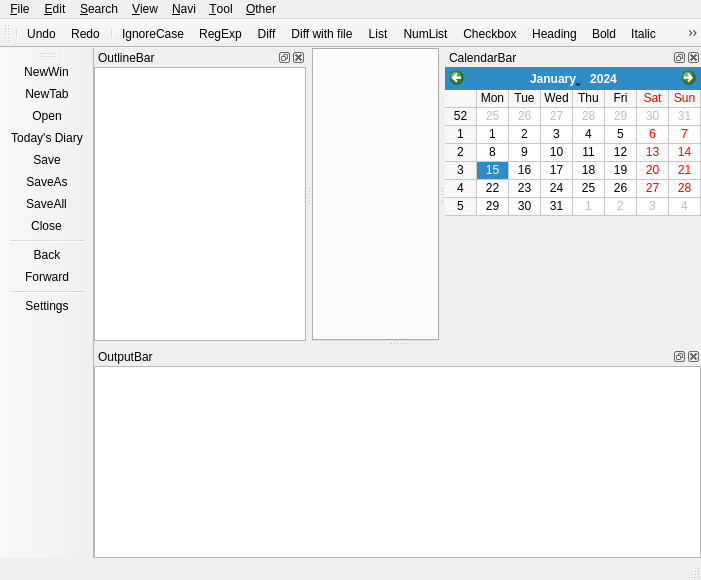
Before: the Qt Designer form viMarkdown/src/MainWindow.ui in vivisuke/viMarkdown, drawn with Qt 5.
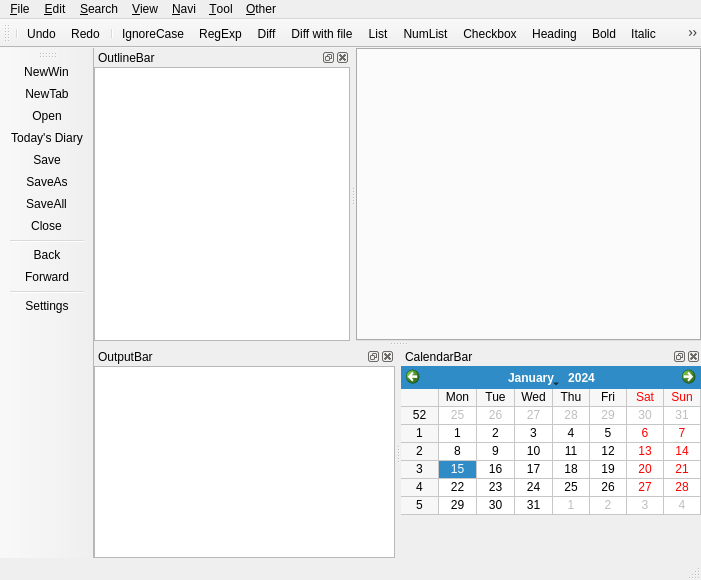
After: the same form once the commit is applied. Icons and pictures are not drawn. Custom widgets are drawn as their Qt base class.

Commit message: 0934 ◎ C 08/24 08/24 03106│問題│カレンダーバーデフォルト位置は下部右の方がよい

Diff of the .ui file:
```diff
--- a/viMarkdown/src/MainWindow.ui
+++ b/viMarkdown/src/MainWindow.ui
@@ -386,7 +386,7 @@
     <string>CalendarBar</string>
    </property>
    <attribute name="dockWidgetArea">
-    <number>2</number>
+    <number>8</number>
    </attribute>
    <widget class="QWidget" name="dockWidgetContents_4">
     <layout class="QVBoxLayout" name="verticalLayout">
```
Left out of the diff: 3 changed lines with no effect on the pictures. The commit also changes 1 other file.
